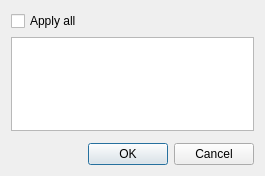
The window that Code/Common/Gui/mvdImportImagesDialog.ui (orfeotoolbox/OTB) describes before a commit, drawn with Qt 5.
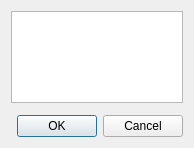
The same window after the commit. Custom widgets are drawn as their Qt base class.

Commit message: ENH: Morphed ImportImagesDialog QListView into QTreeView.

What changed in the file:
```diff
--- a/Code/Common/Gui/mvdImportImagesDialog.ui
+++ b/Code/Common/Gui/mvdImportImagesDialog.ui
@@ -6,8 +6,8 @@
    <rect>
     <x>0</x>
     <y>0</y>
-    <width>248</width>
-    <height>176</height>
+    <width>194</width>
+    <height>148</height>
    </rect>
   </property>
   <property name="windowTitle">
@@ -18,20 +18,12 @@
   </property>
   <layout class="QGridLayout" name="gridLayout">
    <item row="0" column="0">
-    <widget class="QCheckBox" name="applyAllCheckBox">
-     <property name="text">
-      <string>Apply all</string>
-     </property>
-    </widget>
+    <widget class="QTreeView" name="filenamesTreeView"/>
    </item>
-   <item row="1" column="0" colspan="2">
-    <widget class="QListView" name="filenamesListView">
-     <property name="alternatingRowColors">
-      <bool>true</bool>
-     </property>
-    </widget>
+   <item row="1" column="0">
+    <widget class="mvd::MultiResolutionPyramidWidget" name="pyramidWidget" native="true"/>
    </item>
-   <item row="3" column="1">
+   <item row="2" column="0">
     <widget class="QDialogButtonBox" name="buttonBox">
      <property name="orientation">
       <enum>Qt::Horizontal</enum>
@@ -41,9 +33,6 @@
      </property>
     </widget>
    </item>
-   <item row="2" column="0" colspan="2">
-    <widget class="mvd::MultiResolutionPyramidWidget" name="pyramidWidget" native="true"/>
-   </item>
   </layout>
  </widget>
  <customwidgets>
```
The commit also changes 2 other files.
